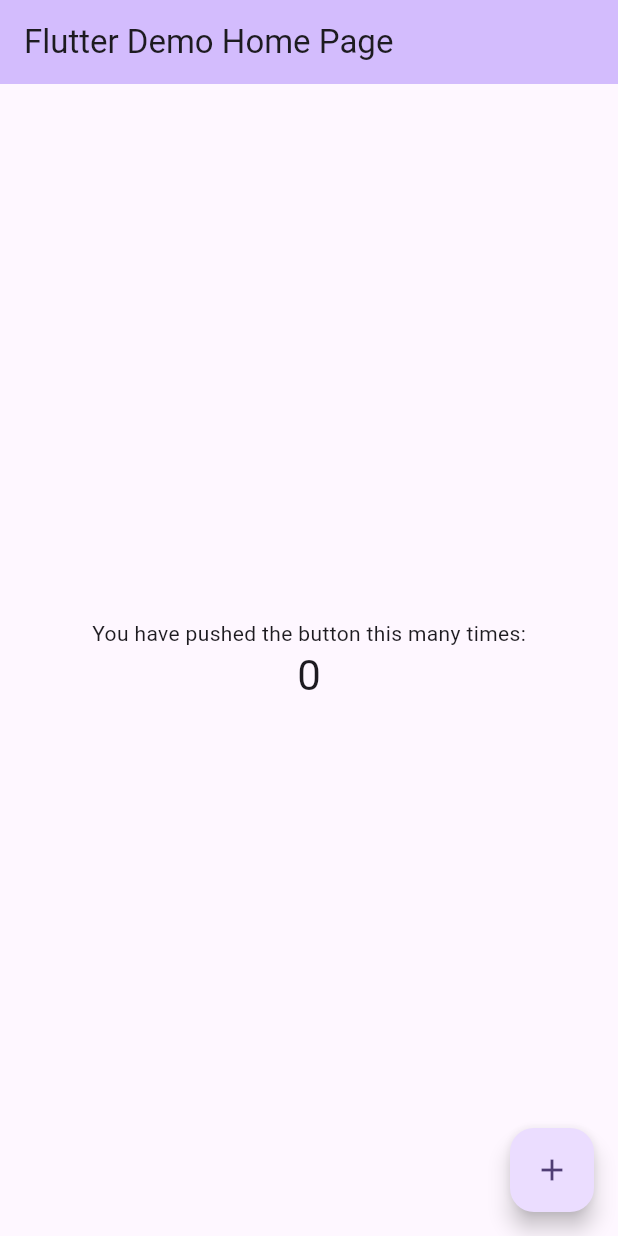
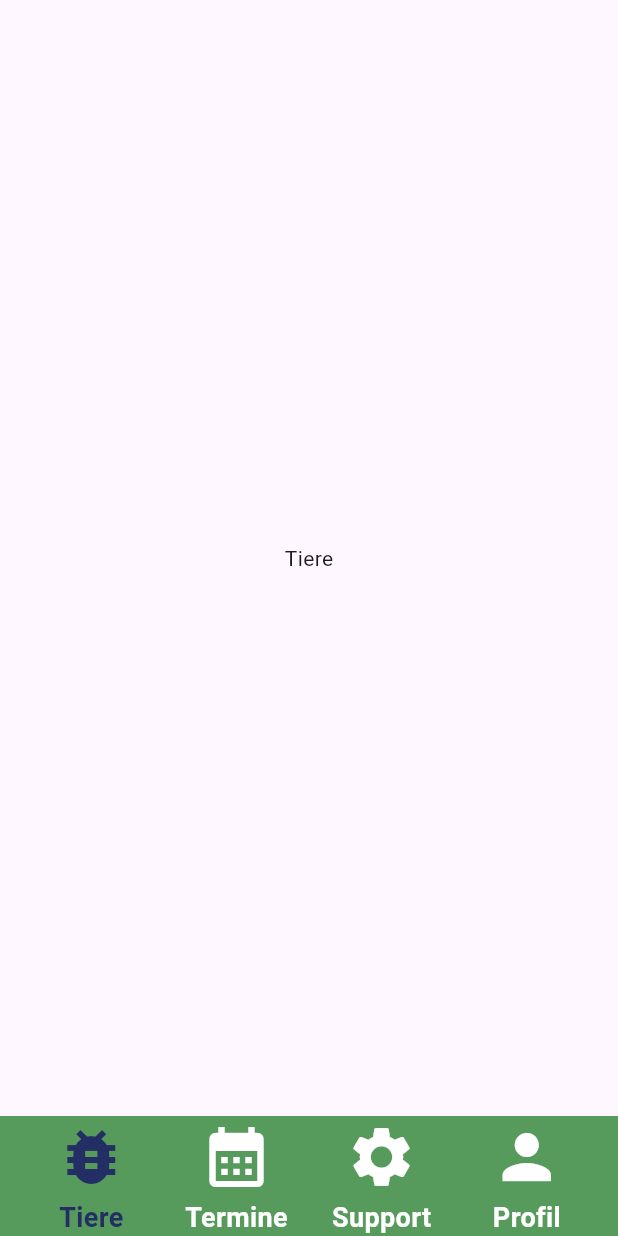
Before and after one commit to timhechenberger/spring-petclinic-ai-main, a Flutter app: the screen it shows after launch, on a phone screen of 412 x 824 dp. Run offline on Flutter 3.47's test engine with Material 3 defaults, Android fonts, the phone set to English and light mode, and no system bars.

Commit message:
Made Navbar and the files

```diff
--- /dev/null
+++ b/frontend_mobile/lib/app.dart
@@ -0,0 +1,14 @@
+import 'package:flutter/material.dart';
+import 'navigation/bottom_nav.dart';
+
+class App extends StatelessWidget {
+  const App({super.key});
+
+  @override
+  Widget build(BuildContext context) {
+    return const MaterialApp(
+      debugShowCheckedModeBanner: false,
+      home: BottomNavShell(),
+    );
+  }
+}
--- a/frontend_mobile/lib/main.dart
+++ b/frontend_mobile/lib/main.dart
@@ -1,122 +1,8 @@
 import 'package:flutter/material.dart';
+import 'app.dart';
 
 void main() {
-  runApp(const MyApp());
+  // runApp
+  // https://docs.flutter.dev/ui/widgets/framework/runApp.html
+  runApp(const App());
 }
-
-class MyApp extends StatelessWidget {
-  const MyApp({super.key});
-
-  // This widget is the root of your application.
-  @override
-  Widget build(BuildContext context) {
-    return MaterialApp(
-      title: 'Flutter Demo',
-      theme: ThemeData(
-        // This is the theme of your application.
-        //
-        // TRY THIS: Try running your application with "flutter run". You'll see
-        // the application has a purple toolbar. Then, without quitting the app,
-        // try changing the seedColor in the colorScheme below to Colors.green
-        // and then invoke "hot reload" (save your changes or press the "hot
-        // reload" button in a Flutter-supported IDE, or press "r" if you used
-        // the command line to start the app).
-        //
-        // Notice that the counter didn't reset back to zero; the application
-        // state is not lost during the reload. To reset the state, use hot
-        // restart instead.
-        //
-        // This works for code too, not just values: Most code changes can be
-        // tested with just a hot reload.
-        colorScheme: ColorScheme.fromSeed(seedColor: Colors.deepPurple),
-      ),
-      home: const MyHomePage(title: 'Flutter Demo Home Page'),
-    );
-  }
-}
-
-class MyHomePage extends StatefulWidget {
-  const MyHomePage({super.key, required this.title});
-
-  // This widget is the home page of your application. It is stateful, meaning
-  // that it has a State object (defined below) that contains fields that affect
-  // how it looks.
-
-  // This class is the configuration for the state. It holds the values (in this
-  // case the title) provided by the parent (in this case the App widget) and
-  // used by the build method of the State. Fields in a Widget subclass are
-  // always marked "final".
-
-  final String title;
-
-  @override
-  State<MyHomePage> createState() => _MyHomePageState();
-}
-
-class _MyHomePageState extends State<MyHomePage> {
-  int _counter = 0;
-
-  void _incrementCounter() {
-    setState(() {
-      // This call to setState tells the Flutter framework that something has
-      // changed in this State, which causes it to rerun the build method below
-      // so that the display can reflect the updated values. If we changed
-      // _counter without calling setState(), then the build method would not be
-      // called again, and so nothing would appear to happen.
-      _counter++;
-    });
-  }
-
-  @override
-  Widget build(BuildContext context) {
-    // This method is rerun every time setState is called, for instance as done
-    // by the _incrementCounter method above.
-    //
-    // The Flutter framework has been optimized to make rerunning build methods
-    // fast, so that you can just rebuild anything that needs updating rather
-    // than having to individually change instances of widgets.
-    return Scaffold(
-      appBar: AppBar(
-        // TRY THIS: Try changing the color here to a specific color (to
-        // Colors.amber, perhaps?) and trigger a hot reload to see the AppBar
-        // change color while the other colors stay the same.
-        backgroundColor: Theme.of(context).colorScheme.inversePrimary,
-        // Here we take the value from the MyHomePage object that was created by
-        // the App.build method, and use it to set our appbar title.
-        title: Text(widget.title),
-      ),
-      body: Center(
-        // Center is a layout widget. It takes a single child and positions it
-        // in the middle of the parent.
-        child: Column(
-          // Column is also a layout widget. It takes a list of children and
-          // arranges them vertically. By default, it sizes itself to fit its
-          // children horizontally, and tries to be as tall as its parent.
-          //
-          // Column has various properties to control how it sizes itself and
-          // how it positions its children. Here we use mainAxisAlignment to
-          // center the children vertically; the main axis here is the vertical
-          // axis because Columns are vertical (the cross axis would be
-          // horizontal).
-          //
-          // TRY THIS: Invoke "debug painting" (choose the "Toggle Debug Paint"
-          // action in the IDE, or press "p" in the console), to see the
-          // wireframe for each widget.
-          mainAxisAlignment: MainAxisAlignment.center,
-          children: <Widget>[
-            const Text('You have pushed the button this many times:'),
-            Text(
-              '$_counter',
-              style: Theme.of(context).textTheme.headlineMedium,
-            ),
-          ],
-        ),
-      ),
-      floatingActionButton: FloatingActionButton(
-        onPressed: _incrementCounter,
-        tooltip: 'Increment',
-        child: const Icon(Icons.add),
-      ), // This trailing comma makes auto-formatting nicer for build methods.
-    );
-  }
-}
--- /dev/null
+++ b/frontend_mobile/lib/navigation/bottom_nav.dart
@@ -0,0 +1,138 @@
+import 'package:flutter/material.dart';
+
+import '../pages/animals/animals_page.dart';
+import '../pages/appointments/appointments_page.dart';
+import '../pages/support/support_page.dart';
+import '../pages/profile/profile_page.dart';
+
+
+const _bgGreen = Color(0xFF579B5C);
+const _activeBlue = Color(0xFF232E64);
+const _inactiveWhite = Colors.white;
+
+// Gewünschte “sichtbare” Höhe der Bar OHNE SafeArea-Bottom
+const double _barContentHeight = 150;
+
+class BottomNavShell extends StatefulWidget {
+  const BottomNavShell({super.key});
+
+  @override
+  State<BottomNavShell> createState() => _BottomNavShellState();
+}
+
+class _BottomNavShellState extends State<BottomNavShell> {
+  int _index = 0;
+
+  final _pages = const [
+    AnimalsPage(),
+    AppointmentsPage(),
+    SupportPage(),
+    ProfilePage(),
+  ];
+
+  @override
+  Widget build(BuildContext context) {
+    // IndexedStack (Tabs behalten ihren State)
+    // https://docs.flutter.dev/ui/widgets/basic/IndexedStack-class.html
+    return Scaffold(
+      body: IndexedStack(
+        index: _index,
+        children: _pages,
+      ),
+
+      // BottomAppBar (freie Kontrolle über Höhe & Layout)
+      // https://docs.flutter.dev/ui/widgets/material/BottomAppBar-class.html
+      bottomNavigationBar: BottomAppBar(
+        color: _bgGreen,
+        padding: EdgeInsets.zero,
+        child: Builder(
+          builder: (context) {
+            final bottomInset = MediaQuery.of(context).padding.bottom;
+            final totalHeight = _barContentHeight + bottomInset;
+
+            return SizedBox(
+              height: totalHeight,
+              child: Padding(
+                padding: EdgeInsets.only(bottom: bottomInset),
+                child: Row(
+                  mainAxisAlignment: MainAxisAlignment.spaceEvenly,
+                  children: [
+                    _NavItem(
+                      label: 'Tiere',
+                      icon: Icons.bug_report,
+                      selected: _index == 0,
+                      onTap: () => setState(() => _index = 0),
+                    ),
+                    _NavItem(
+                      label: 'Termine',
+                      icon: Icons.calendar_month,
+                      selected: _index == 1,
+                      onTap: () => setState(() => _index = 1),
+                    ),
+                    _NavItem(
+                      label: 'Support',
+                      icon: Icons.settings,
+                      selected: _index == 2,
+                      onTap: () => setState(() => _index = 2),
+                    ),
+                    _NavItem(
+                      label: 'Profil',
+                      icon: Icons.person,
+                      selected: _index == 3,
+                      onTap: () => setState(() => _index = 3),
+                    ),
+                  ],
+                ),
+              ),
+            );
+          },
+        ),
+      ),
+    );
+  }
+}
+
+class _NavItem extends StatelessWidget {
+  final String label;
+  final IconData icon;
+  final bool selected;
+  final VoidCallback onTap;
+
+  const _NavItem({
+    required this.label,
+    required this.icon,
+    required this.selected,
+    required this.onTap,
+  });
+
+  @override
+  Widget build(BuildContext context) {
+    final color = selected ? _activeBlue : _inactiveWhite;
+
+    // InkWell (Touch + Ripple)
+    // https://docs.flutter.dev/ui/widgets/material/InkWell-class.html
+    return InkWell(
+      onTap: onTap,
+      child: ConstrainedBox(
+        constraints: const BoxConstraints(minWidth: 72),
+        child: Column(
+          mainAxisAlignment: MainAxisAlignment.center, // kein starres Padding mehr
+          mainAxisSize: MainAxisSize.max,
+          children: [
+            Icon(icon, size: 48, color: color),
+            const SizedBox(height: 8),
+            Text(
+              label,
+              style: TextStyle(
+                color: color,
+                fontSize: 18,
+                fontWeight: FontWeight.w700,
+                height: 1.0,
+              ),
+            ),
+          ],
+        ),
+      ),
+    );
+  }
+}
--- /dev/null
+++ b/frontend_mobile/lib/pages/animals/animals_page.dart
@@ -0,0 +1,13 @@
+import 'package:flutter/material.dart';
+
+class AnimalsPage extends StatelessWidget {
+  const AnimalsPage({super.key});
+
+  @override
+  Widget build(BuildContext context) {
+
+    return const Center(
+      child: Text('Tiere'),
+    );
+  }
+}
--- /dev/null
+++ b/frontend_mobile/lib/pages/appointments/appointments_page.dart
@@ -0,0 +1,13 @@
+import 'package:flutter/material.dart';
+
+class AppointmentsPage extends StatelessWidget {
+  const AppointmentsPage({super.key});
+
+  @override
+  Widget build(BuildContext context) {
+
+    return const Center(
+      child: Text('Termine'),
+    );
+  }
+}
--- /dev/null
+++ b/frontend_mobile/lib/pages/profile/profile_page.dart
@@ -0,0 +1,13 @@
+import 'package:flutter/material.dart';
+
+class ProfilePage extends StatelessWidget {
+  const ProfilePage({super.key});
+
+  @override
+  Widget build(BuildContext context) {
+
+    return const Center(
+      child: Text('Profil'),
+    );
+  }
+}
--- /dev/null
+++ b/frontend_mobile/lib/pages/support/support_page.dart
@@ -0,0 +1,13 @@
+import 'package:flutter/material.dart';
+
+class SupportPage extends StatelessWidget {
+  const SupportPage({super.key});
+
+  @override
+  Widget build(BuildContext context) {
+
+    return const Center(
+      child: Text('Support'),
+    );
+  }
+}
```
Also changed, not shown: frontend_mobile/lib/navigation/app_routes.dart (added), 1 other file.
